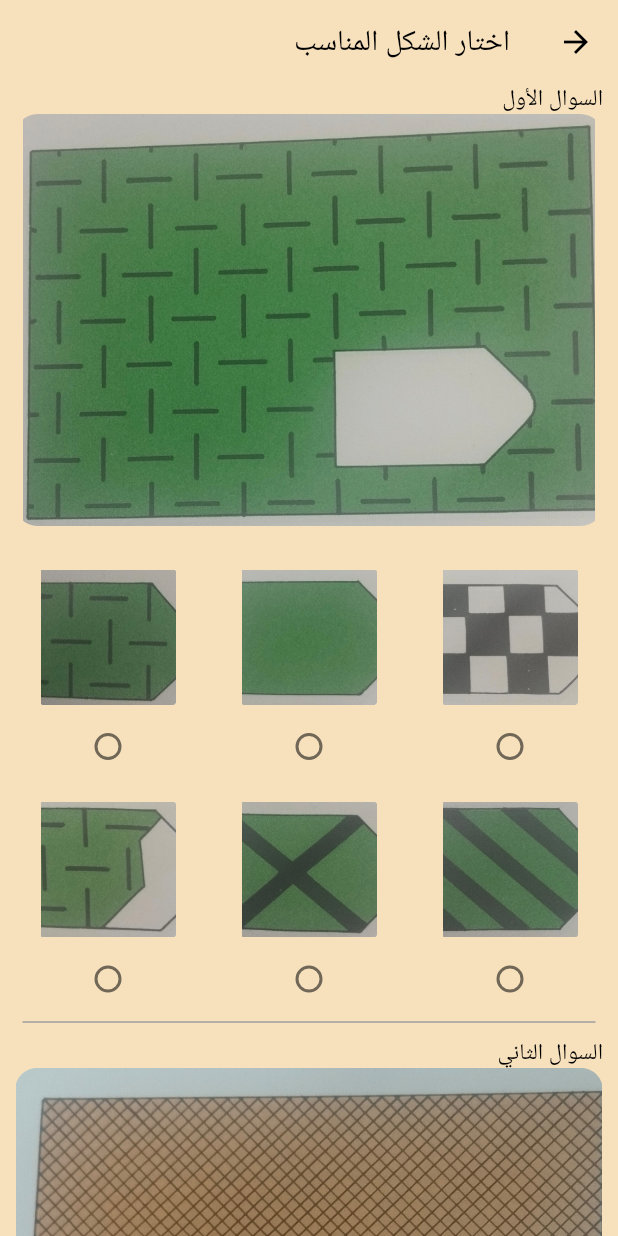
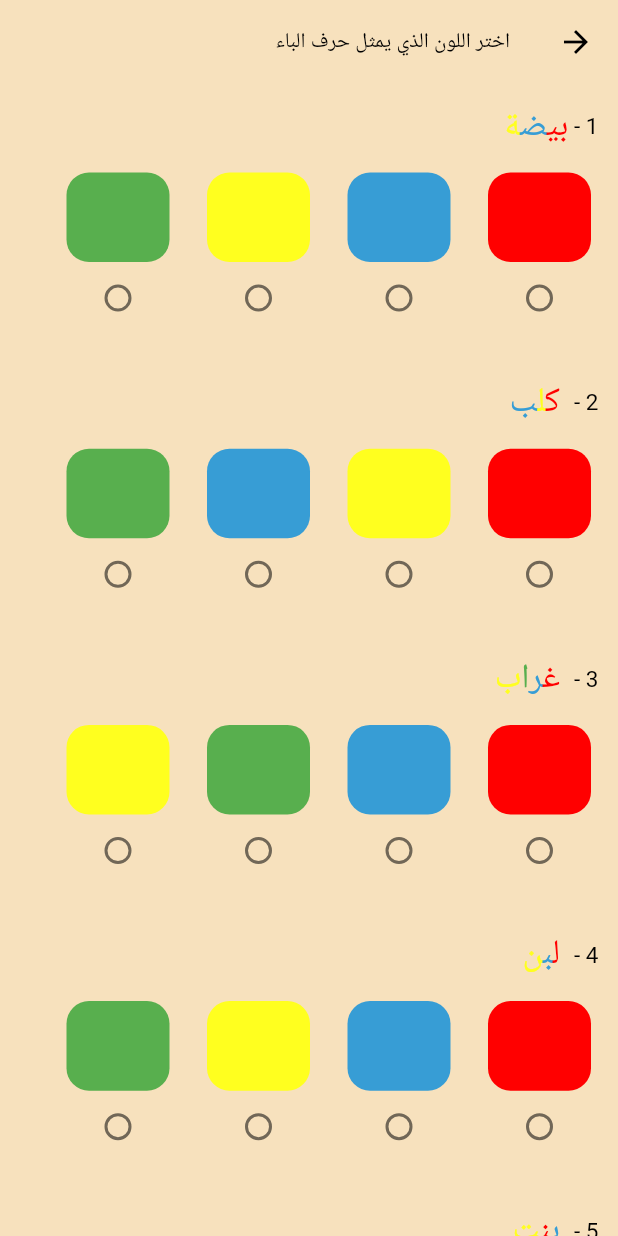
Before and after one commit to abdalrhmanreda/lexi-learn, a Flutter app: the first screen one second after launch, on a phone screen of 412 x 824 dp. Run offline on Flutter 3.47's test engine with Material 3 defaults, Android fonts, the phone set to English and light mode, and no system bars; our stand-ins replace animated_text_kit, bloc, cloud_firestore, conditional_builder_null_safety, dio, equatable and 13 more; accounts and stored records are empty.

Commit message:
finsih 8 screen

```diff
--- /dev/null
+++ b/devtools_options.yaml
@@ -0,0 +1 @@
+extensions:
--- a/lib/config/routes/router.dart
+++ b/lib/config/routes/router.dart
@@ -7,6 +7,7 @@ import 'package:lexi_learn/ui/features/questions_screen/screens/question_screen.
 
 import '../../ui/features/authentication/screens/login_screen/login_screen.dart';
 import '../../ui/features/authentication/screens/register_screen/register_screen.dart';
+import '../../ui/features/determine_reading_difficulties/screens/test_to_determine_reading_difficulties.dart';
 import '../../ui/features/splash_screen/screens/splash_screen.dart';
 
 Route? generateRoute(RouteSettings settings) {
@@ -25,6 +26,9 @@ Route? generateRoute(RouteSettings settings) {
       return MaterialPageRoute(builder: (_) => const LetStartScreen());
     case RoutePath.test:
       return MaterialPageRoute(builder: (_) => const QuestionScreen());
+    case RoutePath.determineReadingDifficultiesScreen:
+      return MaterialPageRoute(
+          builder: (_) => const DetermineReadingDifficultiesScreen());
     // case RoutePath.layout:
     //   return MaterialPageRoute(builder: (_) => const LayoutScreen());
     // case RoutePath.editProfile:
--- a/lib/config/routes/routes_path.dart
+++ b/lib/config/routes/routes_path.dart
@@ -6,6 +6,8 @@ class RoutePath {
   static const String question = '/question';
   static const String let = '/letScreen';
   static const String test = '/testScreen';
+  static const String determineReadingDifficultiesScreen =
+      '/determineReadingDifficultiesScreen';
 
   static const String otpCode = '/otpCodeScreen';
   static const String layout = '/layoutScreen';
--- a/lib/config/themes/themes.dart
+++ b/lib/config/themes/themes.dart
@@ -21,7 +21,7 @@ class Style {
       titleTextStyle: isArabic()
           ? GoogleFonts.elMessiri(
               color: Colors.black,
-              fontSize: 19.sp,
+              fontSize: 18.sp,
             )
           : GoogleFonts.aBeeZee(
               color: Colors.black,
--- a/lib/main.dart
+++ b/lib/main.dart
@@ -45,7 +45,7 @@ class MyApp extends StatelessWidget {
               BlocProvider(create: (context) => AppCubit()),
             ],
             child: MaterialApp(
-              initialRoute: RoutePath.test,
+              initialRoute: RoutePath.determineReadingDifficultiesScreen,
               onGenerateRoute: generateRoute,
               locale: const Locale('ar', 'US'),
               localizationsDelegates: const [
--- /dev/null
+++ b/lib/ui/features/determine_reading_difficulties/components/rish_text.dart
@@ -0,0 +1,26 @@
+import 'package:flutter/material.dart';
+import 'package:flutter_screenutil/flutter_screenutil.dart';
+
+Widget richText(
+        {required String word,
+        required List<int> colors,
+        required BuildContext context}) =>
+    RichText(
+      text: TextSpan(
+        text: word[0],
+        style: Theme.of(context).textTheme.bodyMedium!.copyWith(
+              color: Color(colors[0]),
+              fontSize: 20.sp,
+            ),
+        children: List.generate(
+          word.length - 1,
+          (index) => TextSpan(
+            text: word[index + 1],
+            style: Theme.of(context).textTheme.bodyMedium!.copyWith(
+                  color: Color(colors[index]),
+                  fontSize: 20.sp,
+                ),
+          ),
+        ),
+      ),
+    );
--- /dev/null
+++ b/lib/ui/features/determine_reading_difficulties/components/test_and_color.dart
@@ -0,0 +1,76 @@
+Map<String, dynamic> colorQuestions = {
+  "data": [
+    {
+      "question1": {
+        "q": 'بيضة',
+        "answer": 0xffff0000,
+        "choose": [
+          0xffff0000,
+          0xff379dd5,
+          0xffffff1f,
+          0xff58af4e,
+        ],
+      },
+    },
+    {
+      "question2": {
+        "q": ' كلب',
+        "answer": 0xffffff1f,
+        "choose": [
+          0xffff0000,
+          0xffffff1f,
+          0xff379dd5,
+          0xff58af4e,
+        ],
+      },
+    },
+    {
+      "question3": {
+        "q": ' غراب',
+        "answer": 0xff58af4e,
+        "choose": [
+          0xffff0000,
+          0xff379dd5,
+          0xff58af4e,
+          0xffffff1f,
+        ],
+      },
+    },
+    {
+      "question4": {
+        "q": ' لبن',
+        "answer": 0xffffff1f,
+        "choose": [
+          0xffff0000,
+          0xff379dd5,
+          0xffffff1f,
+          0xff58af4e,
+        ],
+      },
+    },
+    {
+      "question5": {
+        "q": ' بنت',
+        "answer": 0xffff0000,
+        "choose": [
+          0xff379dd5,
+          0xffff0000,
+          0xffffff1f,
+          0xff58af4e,
+        ],
+      },
+    },
+    {
+      "question6": {
+        "q": ' برج',
+        "answer": 0xff58af4e,
+        "choose": [
+          0xffff0000,
+          0xff58af4e,
+          0xff379dd5,
+          0xffffff1f,
+        ],
+      },
+    }
+  ]
+};
--- /dev/null
+++ b/lib/ui/features/determine_reading_difficulties/screens/test_to_determine_reading_difficulties.dart
@@ -0,0 +1,159 @@
+import 'package:flutter/material.dart';
+import 'package:flutter_screenutil/flutter_screenutil.dart';
+import 'package:gap/gap.dart';
+import 'package:lexi_learn/core/constant/app_constant.dart';
+import 'package:lexi_learn/ui/features/determine_reading_difficulties/components/rish_text.dart';
+import 'package:lexi_learn/ui/features/determine_reading_difficulties/components/test_and_color.dart';
+
+import '../../../../config/colors/app_colors.dart';
+import '../../../../core/components/custom_button.dart';
+import '../../../../generated/l10n.dart';
+
+class DetermineReadingDifficultiesScreen extends StatefulWidget {
+  const DetermineReadingDifficultiesScreen({super.key});
+
+  @override
+  State<DetermineReadingDifficultiesScreen> createState() =>
+      _DetermineReadingDifficultiesScreenState();
+}
+
+class _DetermineReadingDifficultiesScreenState
+    extends State<DetermineReadingDifficultiesScreen> {
+  int correctAnswers = 0;
+
+  @override
+  Widget build(BuildContext context) {
+    return Scaffold(
+      appBar: AppBar(
+        title: const Text('اختر اللون الذي يمثل حرف الباء'),
+      ),
+      body: SingleChildScrollView(
+        child: Column(
+          children: [
+            ListView.separated(
+              padding: const EdgeInsets.all(5),
+              shrinkWrap: true,
+              physics: const NeverScrollableScrollPhysics(),
+              scrollDirection: Axis.vertical,
+              itemBuilder: (context, index) => QuizQuestion(
+                question: colorQuestions['data'][index]['question${index + 1}']
+                    ['q'],
+                data: colorQuestions['data'][index]['question${index + 1}'],
+                index: index + 1,
+              ),
+              itemCount: colorQuestions['data'].length,
+              separatorBuilder: (context, index) => const Gap(5),
+            ),
+            CustomButton(
+              onPressed: () {
+                // if (AppCubit.get(context).correctAnswer < 5) {
+                //   QuickAlert.show(
+                //     context: context,
+                //     type: QuickAlertType.error,
+                //     title: 'Oops...',
+                //     text:
+                //     'نعتذر و لكن لا يمكنك الاستكمال و ذلك لأنك لا تمتلك أعراض عسر القراءة والكتابة!',
+                //   );
+                // }
+              },
+              text: S.of(context).send,
+              textColor: AppColors.kWhiteColor,
+              radius: 10,
+              height: 37.h,
+              width: AppConstant.deviceWidth(context) / 2,
+              horizontal: 0,
+              vertical: 10,
+              color: AppColors.kPrimaryColor,
+            ),
+          ],
+        ),
+      ),
+    );
+  }
+}
+
+class QuizQuestion extends StatefulWidget {
+  final String question;
+  final Map<String, dynamic> data;
+  final int index;
+
+  const QuizQuestion({
+    super.key,
+    required this.question,
+    required this.data,
+    required this.index,
+  });
+
+  @override
+  _QuizQuestionState createState() => _QuizQuestionState();
+}
+
+class _QuizQuestionState extends State<QuizQuestion> {
+  int? groupValue;
+
+  @override
+  Widget build(BuildContext context) {
+    return SizedBox(
+      height: AppConstant.deviceHeight(context) / 4.6,
+      child: Padding(
+        padding: const EdgeInsets.all(8.0),
+        child: Column(
+          crossAxisAlignment: CrossAxisAlignment.start,
+          children: [
+            // Text('${widget.index} - '),
+            Row(
+              children: [
+                Text('${widget.index} - '),
+                richText(
+                    word: widget.question,
+                    colors: widget.data['choose'],
+                    context: context),
+              ],
+            ),
+            const Gap(10),
+            SizedBox(
+              height: 100.h,
+              width: AppConstant.deviceWidth(context),
+              child: ListView.separated(
+                shrinkWrap: true,
+                padding: const EdgeInsets.all(5),
+                physics: const NeverScrollableScrollPhysics(),
+                scrollDirection: Axis.horizontal,
+                itemBuilder: (context, innerIndex) => GestureDetector(
+                  onTap: () {
+                    setState(() {
+                      groupValue = widget.data['choose'][innerIndex];
+                    });
+                  },
+                  child: Column(
+                    children: [
+                      Container(
+                        width: 60.w,
+                        height: 50.h,
+                        decoration: BoxDecoration(
+                          color: Color(widget.data['choose'][innerIndex]),
+                          borderRadius: BorderRadius.circular(15),
+                        ),
+                      ),
+                      Radio<int>(
+                        value: widget.data['choose'][innerIndex],
+                        groupValue: groupValue,
+                        onChanged: (int? value) {
+                          setState(() {
+                            groupValue = value;
+                          });
+                        },
+                      ),
+                    ],
+                  ),
+                ),
+                itemCount: widget.data['choose'].length,
+                separatorBuilder: (context, innerIndex) => const Gap(25),
+              ),
+            ),
+          ],
+        ),
+      ),
+    );
+  }
+}
```
